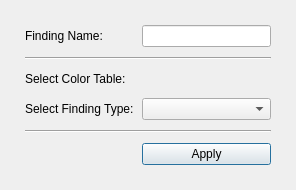
Before: the Qt Designer form Resources/UI/qSlicerLongPETCTFindingSettingsDialog.ui in paulcm/LongitudinalPETCT, drawn with Qt 5.
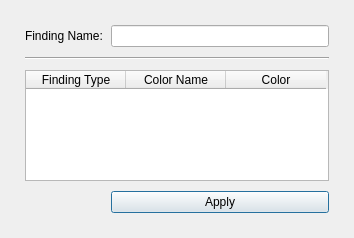
After: the same form once the commit is applied. Custom widgets are drawn as their Qt base class.

Commit message: ENH: UI file update for table usage

The edit to the form file:
```diff
--- a/Resources/UI/qSlicerLongPETCTFindingSettingsDialog.ui
+++ b/Resources/UI/qSlicerLongPETCTFindingSettingsDialog.ui
@@ -6,8 +6,8 @@
    <rect>
     <x>0</x>
     <y>0</y>
-    <width>296</width>
-    <height>190</height>
+    <width>354</width>
+    <height>238</height>
    </rect>
   </property>
   <property name="windowTitle">
@@ -23,16 +23,6 @@
    <property name="margin">
     <number>25</number>
    </property>
-   <item row="3" column="0">
-    <widget class="QLabel" name="LabelColorTable">
-     <property name="text">
-      <string>Select Color Table:</string>
-     </property>
-    </widget>
-   </item>
-   <item row="3" column="1">
-    <widget class="qMRMLColorTableComboBox" name="ColorTableComboBox" native="true"/>
-   </item>
    <item row="0" column="0">
     <widget class="QLabel" name="LabelName">
      <property name="text">
@@ -50,46 +40,34 @@
      </property>
     </widget>
    </item>
-   <item row="4" column="0">
-    <widget class="QLabel" name="LabelType">
-     <property name="text">
-      <string>Select Finding Type:</string>
-     </property>
-    </widget>
-   </item>
-   <item row="6" column="1">
+   <item row="4" column="1">
     <widget class="QPushButton" name="ButtonApply">
      <property name="text">
       <string>Apply</string>
      </property>
     </widget>
    </item>
-   <item row="4" column="1">
-    <widget class="QComboBox" name="ComboBoxType"/>
-   </item>
-   <item row="5" column="0" colspan="2">
-    <widget class="Line" name="line_2">
-     <property name="orientation">
-      <enum>Qt::Horizontal</enum>
-     </property>
+   <item row="3" column="0" colspan="2">
+    <widget class="QTableWidget" name="Table">
+     <column>
+      <property name="text">
+       <string>Finding Type</string>
+      </property>
+     </column>
+     <column>
+      <property name="text">
+       <string>Color Name</string>
+      </property>
+     </column>
+     <column>
+      <property name="text">
+       <string>Color</string>
+      </property>
+     </column>
     </widget>
    </item>
   </layout>
  </widget>
- <customwidgets>
-  <customwidget>
-   <class>qMRMLNodeComboBox</class>
-   <extends>QWidget</extends>
-   <header>qmrmlnodecombobox.h</header>
-   <container>1</container>
-  </customwidget>
-  <customwidget>
-   <class>qMRMLColorTableComboBox</class>
-   <extends>qMRMLNodeComboBox</extends>
-   <header>qmrmlcolortablecombobox.h</header>
-   <container>1</container>
-  </customwidget>
- </customwidgets>
  <resources/>
  <connections/>
 </ui>
```
